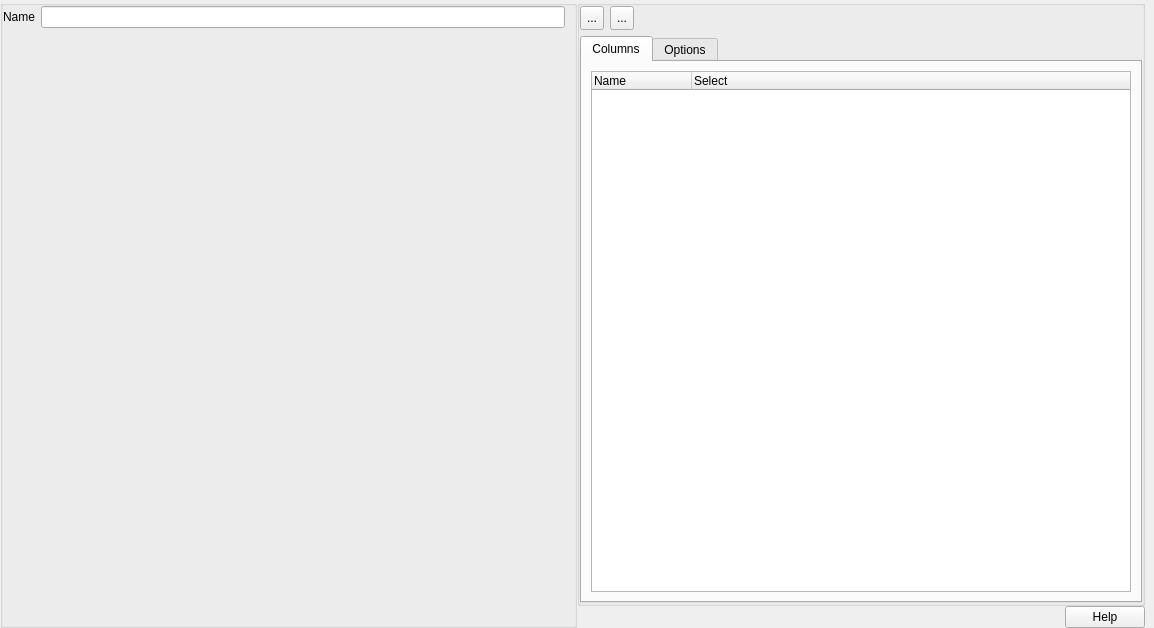
Qt form NewViewForm.ui (fritzone/ddm) before a commit.
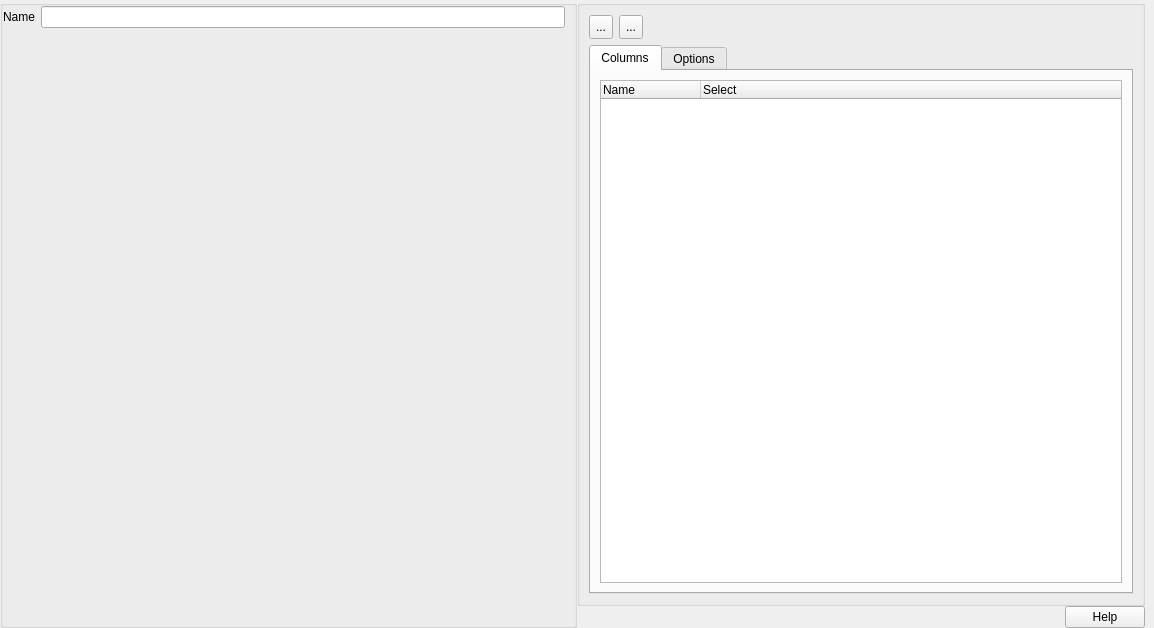
The same form after that commit. Icons and pictures are not drawn.

The edit to the form file:
```diff
--- a/NewViewForm.ui
+++ b/NewViewForm.ui
@@ -94,12 +94,6 @@
         <string/>
        </property>
        <layout class="QVBoxLayout" name="verticalLayout_4">
-        <property name="spacing">
-         <number>6</number>
-        </property>
-        <property name="margin">
-         <number>0</number>
-        </property>
         <item>
          <layout class="QHBoxLayout" name="horizontalLayout">
           <item>
```
Left out of the diff: 3 changed lines with no effect on the pictures.
